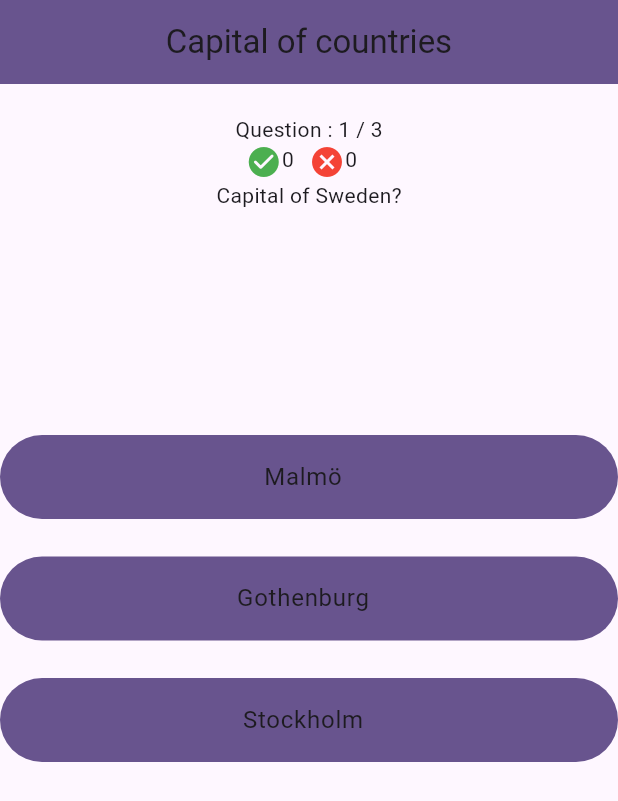
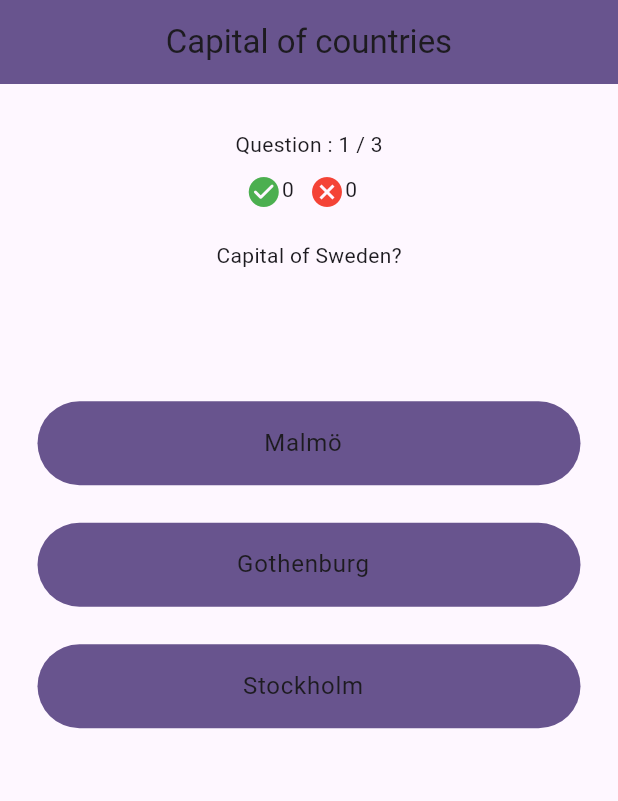
Before and after one commit to rapunschel/quizme, a Flutter app: the PlayQuizPage screen opened directly, on a phone screen of 412 x 824 dp. Shown: the top 801 px of the screen. Run offline on Flutter 3.47's test engine with Material 2 defaults, Android fonts, the phone set to English and light mode, and no system bars.

Commit message:
Changed ListView.builder to be ListView

```diff
--- a/lib/play_quiz/pages/play_quiz_page.dart
+++ b/lib/play_quiz/pages/play_quiz_page.dart
@@ -15,50 +15,60 @@ class PlayQuizPage extends StatelessWidget {
     // Get current question & the answers
     Question question = quiz.getCurrentQuestion();
     List answers = quiz.getCurrentAnswers();
+
+    // Build contents
+    List<Widget> quizContents = [
+          Center(child: questionCounter(quiz, 30)),
+          resultCounter(context, 10),
+          // Question title
+          Center(
+              child: Padding(
+                  padding: const EdgeInsets.only(top: 20, bottom: 75),
+                  child: Text(question.title))),
+        ] +
+        answers
+            .map((answer) => Padding(
+                padding: const EdgeInsets.only(
+                    top: 12.5, bottom: 12.5, left: 25, right: 25),
+                child: AnswerTileWidget(answer: answer)))
+            .toList();
+
     return Scaffold(
       appBar: AppBar(
         backgroundColor: Theme.of(context).primaryColor,
         title: Center(child: Text(quiz.title)),
       ),
-      body: Center(
-        child: ListView.builder(
-            itemCount: answers.length,
-            itemBuilder: (BuildContext context, int index) {
-              return Column(
-                // If index 0, put the question
-                children: index == 0
-                    ? <Widget>[
-                        questionCounter(quiz, 20),
-                        resultCounter(context),
-                        // Question title
-                        Text(question.title),
-
-                        Padding(
-                          padding: const EdgeInsets.only(top: 150),
-                          child: AnswerTileWidget(answer: answers[index]),
-                        ),
-                      ]
-                    : <Widget>[
-                        Padding(
-                          padding: const EdgeInsets.only(top: 25),
-                          child: AnswerTileWidget(answer: answers[index]),
-                        ),
-                      ],
-              );
-            }),
-      ),
+      body: ListView(children: quizContents),
     );
   }
 
-  Row resultCounter(BuildContext context) {
-    return Row(
-      mainAxisAlignment: MainAxisAlignment.center,
-      children: [
-        iconText(10, "${context.watch<QuizModel>().noCorrect}",
-            Icons.check_circle_rounded, Colors.green),
-        iconText(10, "${context.watch<QuizModel>().noIncorrect}", Icons.cancel,
-            Colors.red),
-      ],
+  Padding resultCounter(BuildContext context, double topPadding) {
+    Padding iconText(double rightPadding, String text, var icon, var color) {
+      return Padding(
+        padding: EdgeInsets.only(right: rightPadding),
+        child: Wrap(
+          children: [
+            Icon(
+              icon,
+              color: color,
+            ),
+            Text(text),
+          ],
+        ),
+      );
+    }
+
+    return Padding(
+      padding: EdgeInsets.only(top: topPadding),
+      child: Row(
+        mainAxisAlignment: MainAxisAlignment.center,
+        children: [
+          iconText(10, "${context.watch<QuizModel>().noCorrect}",
+              Icons.check_circle_rounded, Colors.green),
+          iconText(10, "${context.watch<QuizModel>().noIncorrect}",
+              Icons.cancel, Colors.red),
+        ],
+      ),
     );
   }
 
@@ -67,21 +77,6 @@ class PlayQuizPage extends StatelessWidget {
       padding: EdgeInsets.only(top: topPadding),
       child: Text(
           "Question : ${quiz.currentQuestionIndex + 1} / ${quiz.getNumberOfQuestions()}"),
-    );
-  }
-
-  Padding iconText(double rightPadding, String text, var icon, var color) {
-    return Padding(
-      padding: EdgeInsets.only(right: rightPadding),
-      child: Wrap(
-        children: [
-          Icon(
-            icon,
-            color: color,
-          ),
-          Text(text),
-        ],
-      ),
     );
   }
 }
```
